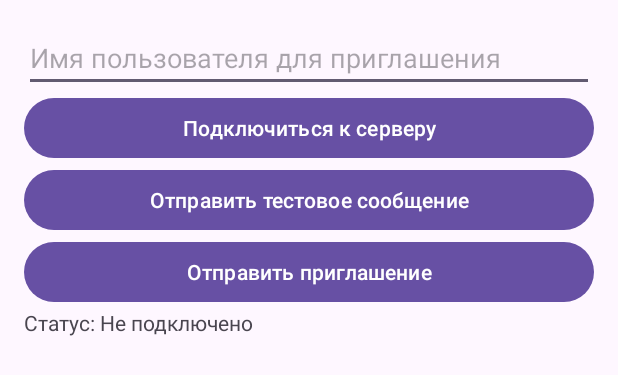
After one commit to vaspull9-bit/AAGNAR, an Android app: the layout activity_connection_test.xml on its own in the app's theme, with its tools: preview values and no code run, on a phone screen of 412 x 824 dp. The commit adds this screen. Shown: the top 375 px of the screen. Run offline under Robolectric (Android 15) with nearby library versions, the phone set to English and light mode, and no system bars.

Commit message:
"Release v4.2.3"

```diff
--- a/app/build.gradle.kts
+++ b/app/build.gradle.kts
@@ -21,7 +21,7 @@ android {
         minSdk = 24
         targetSdk = 34
         versionCode = 4
-        versionName = "4.2.3"
+        versionName = "4.2.8"
         testInstrumentationRunner = "androidx.test.runner.AndroidJUnitRunner"
 
 
--- a/app/src/main/AndroidManifest.xml
+++ b/app/src/main/AndroidManifest.xml
@@ -35,6 +35,7 @@
 
         <!-- 🔥 ГЛАВНАЯ АКТИВНОСТЬ ПРИ ЗАПУСКЕ -->
         <activity
+
             android:name=".AccountSelectionActivity"
             android:exported="true">
             <intent-filter>
@@ -46,6 +47,8 @@
         <activity android:name=".MainActivity" />
         <activity android:name=".RegistrationActivity" />
         <activity android:name=".SignInActivity" />
+        <!-- ДОБАВИТЬ ЭТУ СТРОКУ -->
+        <activity android:name=".presentation.ui.chat.ChatActivity"/>
 
     </application>
 </manifest>
--- a/app/src/main/java/com/example/aagnar/data/local/AppDatabase.kt
+++ b/app/src/main/java/com/example/aagnar/data/local/AppDatabase.kt
@@ -15,7 +15,7 @@ import com.example.aagnar.data.local.converters.DateConverter
 
 @Database(
     entities = [MessageEntity::class, ContactEntity::class, CallEntity::class],
-    version = 1,
+    version = 2,
     exportSchema = true
 )
 @TypeConverters(MessageTypeConverter::class, CallStatusConverter::class, DateConverter::class)
--- /dev/null
+++ b/app/src/main/res/drawable/edit_text_background.xml
@@ -0,0 +1,6 @@
+<?xml version="1.0" encoding="utf-8"?>
+<shape xmlns:android="http://schemas.android.com/apk/res/android">
+    <solid android:color="#ffffff" />
+    <stroke android:width="1dp" android:color="#ddd" />
+    <corners android:radius="8dp" />
+</shape>
--- /dev/null
+++ b/app/src/main/res/layout/activity_connection_test.xml
@@ -0,0 +1,38 @@
+<!-- res/layout/activity_connection_test.xml -->
+<LinearLayout xmlns:android="http://schemas.android.com/apk/res/android"
+    android:layout_width="match_parent"
+    android:layout_height="match_parent"
+    android:orientation="vertical"
+    android:padding="16dp">
+
+    <EditText
+        android:id="@+id/et_target_user"
+        android:layout_width="match_parent"
+        android:layout_height="wrap_content"
+        android:hint="Имя пользователя для приглашения"/>
+
+    <Button
+        android:id="@+id/btn_connect"
+        android:layout_width="match_parent"
+        android:layout_height="wrap_content"
+        android:text="Подключиться к серверу"/>
+
+    <Button
+        android:id="@+id/btn_send_test"
+        android:layout_width="match_parent"
+        android:layout_height="wrap_content"
+        android:text="Отправить тестовое сообщение"/>
+
+    <Button
+        android:id="@+id/btn_invite"
+        android:layout_width="match_parent"
+        android:layout_height="wrap_content"
+        android:text="Отправить приглашение"/>
+
+    <TextView
+        android:id="@+id/tv_status"
+        android:layout_width="match_parent"
+        android:layout_height="wrap_content"
+        android:text="Статус: Не подключено"/>
+
+</LinearLayout>
--- a/build.gradle.kts
+++ b/build.gradle.kts
@@ -1,6 +1,6 @@
 // Top-level build file where you can add configuration options common
 // to all sub-modules
-// v.4.2.2
+// v.4.2.8
 plugins {
     id("com.android.application") version "8.2.2" apply false
     id("com.android.library") version "8.2.2" apply false
```
Also changed, not shown: app/src/main/java/com/example/aagnar/MainActivity.kt (+5 -2 lines), app/src/main/java/com/example/aagnar/data/local/entity/MessageEntity.kt (+16 -1 lines), app/src/main/java/com/example/aagnar/data/remote/WebSocketClient.kt (+23 -0 lines), app/src/main/java/com/example/aagnar/data/repository/MessageRepositoryImpl.kt (+31 -9 lines), app/src/main/java/com/example/aagnar/data/repository/WebSocketRepository.kt (+19 -0 lines), app/src/main/java/com/example/aagnar/domain/repository/WebSocketRepository.kt (+7 -6 lines), app/src/main/java/com/example/aagnar/presentation/ui/chat/ChatActivity.kt (+4 -3 lines), app/src/main/java/com/example/aagnar/presentation/ui/chat/ChatViewModel.kt (+21 -46 lines), app/src/main/java/com/example/aagnar/presentation/ui/chats/ChatsAdapter.kt (+4 -8 lines), app/src/main/java/com/example/aagnar/presentation/ui/chats/ChatsFragment.kt (+46 -0 lines), app/src/main/java/com/example/aagnar/presentation/ui/test/ConnectionTestActivity.kt (added, +70 -0 lines), app/src/main/res/layout/activity_main.xml (+11 -24 lines), app/src/main/res/values/colors.xml (+9 -0 lines).
